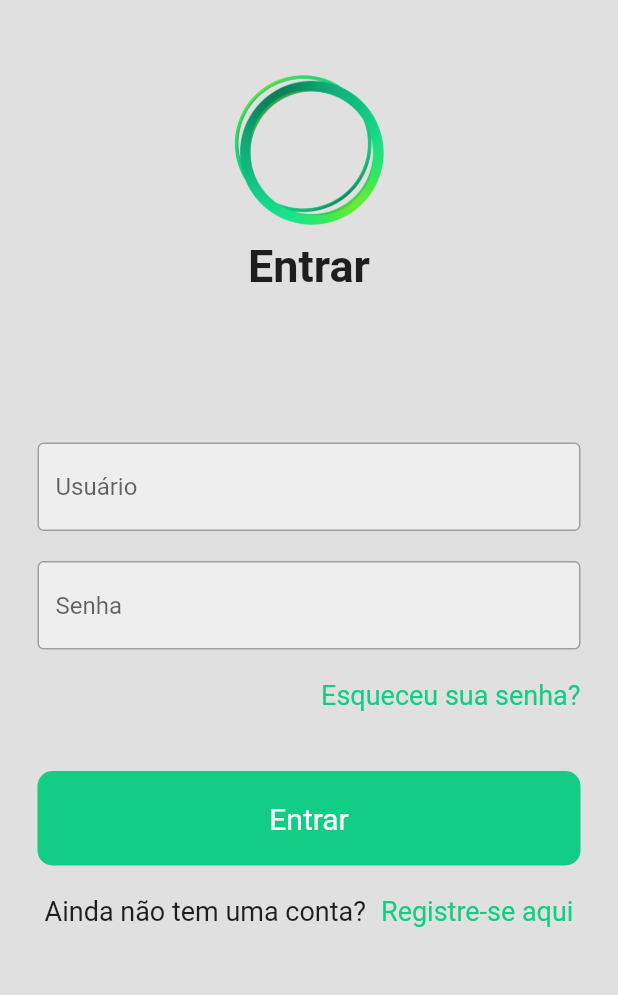
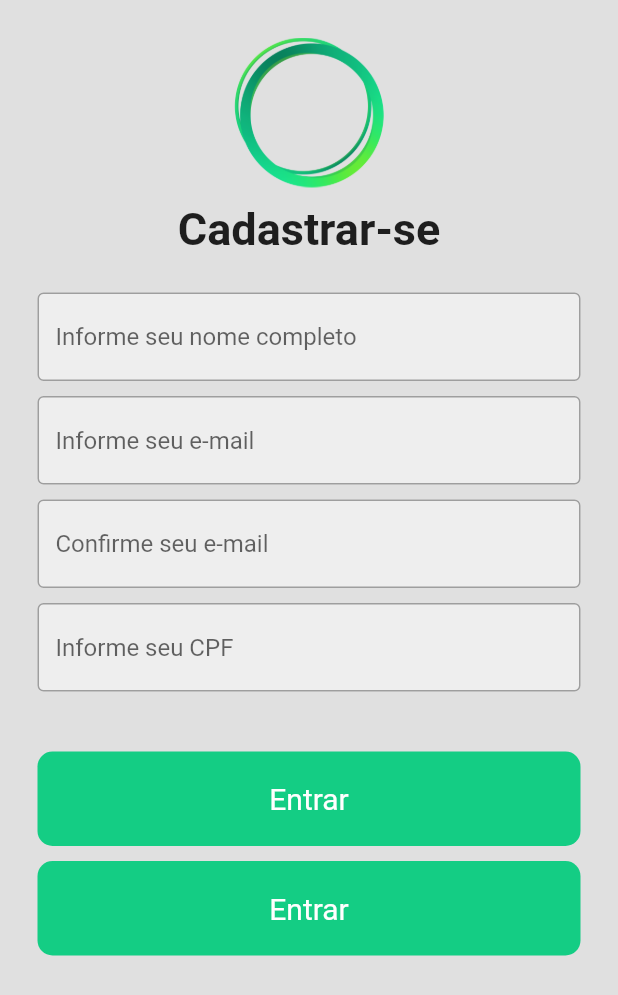
Before and after one commit to Vitkinn/find-services, a Flutter app: the screen it shows after launch, after a tap on "Entrar", on a phone screen of 412 x 824 dp. Shown: the top 995 px of the screen. Run offline on Flutter 3.47's test engine with Material 2 defaults, Android fonts, the phone set to English and light mode, and no system bars; our stand-ins replace brasil_fields, dartz, dio, flutter_modular.

Commit message:
Login screen update and Register screen

```diff
--- a/lib/src/modules/user/presentation/pages/login_page.dart
+++ b/lib/src/modules/user/presentation/pages/login_page.dart
@@ -1,6 +1,7 @@
 import 'package:flutter/material.dart';
-import 'package:tcc_frontend/components/custom_button.dart';
-import '../../../../../components/custom_text_field.dart';
+import 'package:flutter_modular/flutter_modular.dart';
+import 'package:tcc_frontend/shared/components/custom_button.dart';
+import '../../../../../shared/components/custom_text_field.dart';
 
 class LoginPage extends StatefulWidget {
   const LoginPage({super.key});
@@ -13,7 +14,9 @@ class _LoginPageState extends State<LoginPage> {
   final userNameController = TextEditingController();
   final passwordController = TextEditingController();
 
-  void sign() {}
+  void sign() {
+    Modular.to.navigate('register');
+  }
 
   @override
   Widget build(BuildContext context) {
@@ -24,12 +27,12 @@ class _LoginPageState extends State<LoginPage> {
           child: Center(
             child: Column(
               children: [
-                SizedBox(height: 50),
+                const SizedBox(height: 50),
                 Image.asset(
                   'lib/assets/images/FindServices.png',
                   height: 100,
                 ),
-                SizedBox(height: 10),
+                const SizedBox(height: 10),
                 const Text(
                   'Entrar',
                   style: TextStyle(
@@ -37,7 +40,7 @@ class _LoginPageState extends State<LoginPage> {
                     fontWeight: FontWeight.bold,
                   ),
                 ),
-                const SizedBox(height: 100),
+                const SizedBox(height: 75),
                 CustomTextField(
                   controller: userNameController,
                   hintText: 'Usuário',
@@ -63,7 +66,7 @@ class _LoginPageState extends State<LoginPage> {
                     ],
                   ),
                 ),
-                const SizedBox(height: 40),
+                const SizedBox(height: 50),
                 CustomButton(
                   onTap: () => {sign()},
                 ),
@@ -77,7 +80,7 @@ class _LoginPageState extends State<LoginPage> {
                         fontSize: 18,
                       ),
                     ),
-                    const SizedBox(width: 10),
+                    SizedBox(width: 10),
                     Text(
                       'Registre-se aqui',
                       style: TextStyle(fontSize: 18, color: Color(0xFF14cd84)),
--- /dev/null
+++ b/lib/src/modules/user/presentation/pages/register_page.dart
@@ -0,0 +1,82 @@
+import 'package:flutter/material.dart';
+import 'package:tcc_frontend/shared/components/custom_button.dart';
+import '../../../../../shared/components/custom_text_field.dart';
+
+class RegisterPage extends StatefulWidget {
+  dynamic data;
+
+  RegisterPage(this.data, {super.key});
+
+  @override
+  State<RegisterPage> createState() => _RegisterPageState(data);
+}
+
+class _RegisterPageState extends State<RegisterPage> {
+  final userNameController = TextEditingController();
+  final passwordController = TextEditingController();
+  final dynamic data;
+
+  _RegisterPageState(this.data);
+
+  @override
+  Widget build(BuildContext context) {
+    return Scaffold(
+      backgroundColor: Colors.grey[300],
+      body: SingleChildScrollView(
+        child: SafeArea(
+          child: Center(
+            child: Column(
+              children: [
+                const SizedBox(height: 25),
+                Image.asset(
+                  'lib/assets/images/FindServices.png',
+                  height: 100,
+                ),
+                const SizedBox(height: 10),
+                const Text(
+                  'Cadastrar-se',
+                  style: TextStyle(
+                    fontSize: 30,
+                    fontWeight: FontWeight.bold,
+                  ),
+                ),
+                const SizedBox(height: 25),
+                CustomTextField(
+                  controller: userNameController,
+                  hintText: 'Informe seu nome completo',
+                  obscureText: false,
+                ),
+                const SizedBox(height: 10),
+                CustomTextField(
+                  controller: userNameController,
+                  hintText: 'Informe seu e-mail',
+                  obscureText: false,
+                ),
+                const SizedBox(height: 10),
+                CustomTextField(
+                  controller: userNameController,
+                  hintText: 'Confirme seu e-mail',
+                  obscureText: false,
+                ),
+                const SizedBox(height: 10),
+                CustomTextField(
+                  controller: passwordController,
+                  hintText: 'Informe seu CPF',
+                  obscureText: false,
+                ),
+                const SizedBox(height: 40),
+                CustomButton(
+                  onTap: () => {},
+                ),
+                const SizedBox(height: 10),
+                CustomButton(
+                  onTap: () => {},
+                ),
+              ],
+            ),
+          ),
+        ),
+      ),
+    );
+  }
+}
--- a/lib/src/modules/user/user_module.dart
+++ b/lib/src/modules/user/user_module.dart
@@ -7,6 +7,7 @@ import 'package:tcc_frontend/src/modules/user/presentation/controllers/list_user
 import 'package:tcc_frontend/src/modules/user/presentation/controllers/new_user_controller.dart';
 import 'package:tcc_frontend/src/modules/user/presentation/pages/login_page.dart';
 import 'package:tcc_frontend/src/modules/user/presentation/pages/new_user_page.dart';
+import 'package:tcc_frontend/src/modules/user/presentation/pages/register_page.dart';
 
 import 'data/datasource/remote/user_datasource.dart';
 import 'data/repositories/user_repository.dart';
@@ -36,7 +37,7 @@ class UserModule extends Module {
         ChildRoute('/',
             child: (context, args) =>
                 const LoginPage()), //Definir para página de login
-        ChildRoute('/new_user',
-            child: (context, args) => NewUserPage(args.data)),
+        ChildRoute('/register',
+            child: (context, args) => RegisterPage(args.data)),
       ];
 }
```
Also changed, not shown: lib/shared/components/custom_button.dart (renamed from lib/components/custom_button.dart), lib/shared/components/custom_text_field.dart (renamed from lib/components/custom_text_field.dart).
